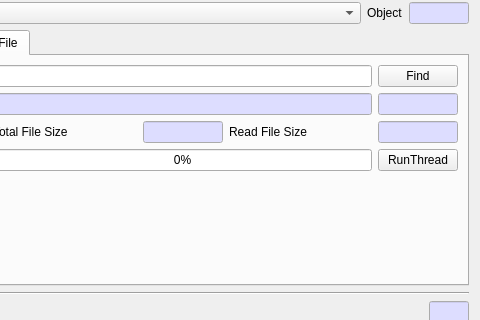
Qt form CryptokiMan/verify_dlg.ui (jykim74/CryptokiMan) before a commit; both pictures show x 135 to 615 and y 139 to 459 of the 615 by 697 pixel window.
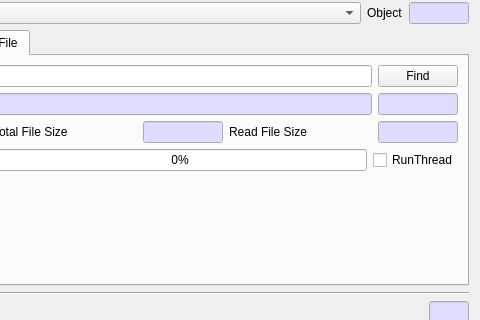
The same form after that commit.

What changed in the file:
```diff
--- a/CryptokiMan/verify_dlg.ui
+++ b/CryptokiMan/verify_dlg.ui
@@ -1024,7 +1024,7 @@
           </widget>
          </item>
          <item row="0" column="2">
-          <widget class="QPushButton" name="mVerifyThreadBtn">
+          <widget class="QCheckBox" name="mRunThreadCheck">
            <property name="text">
             <string>RunThread</string>
            </property>
```
